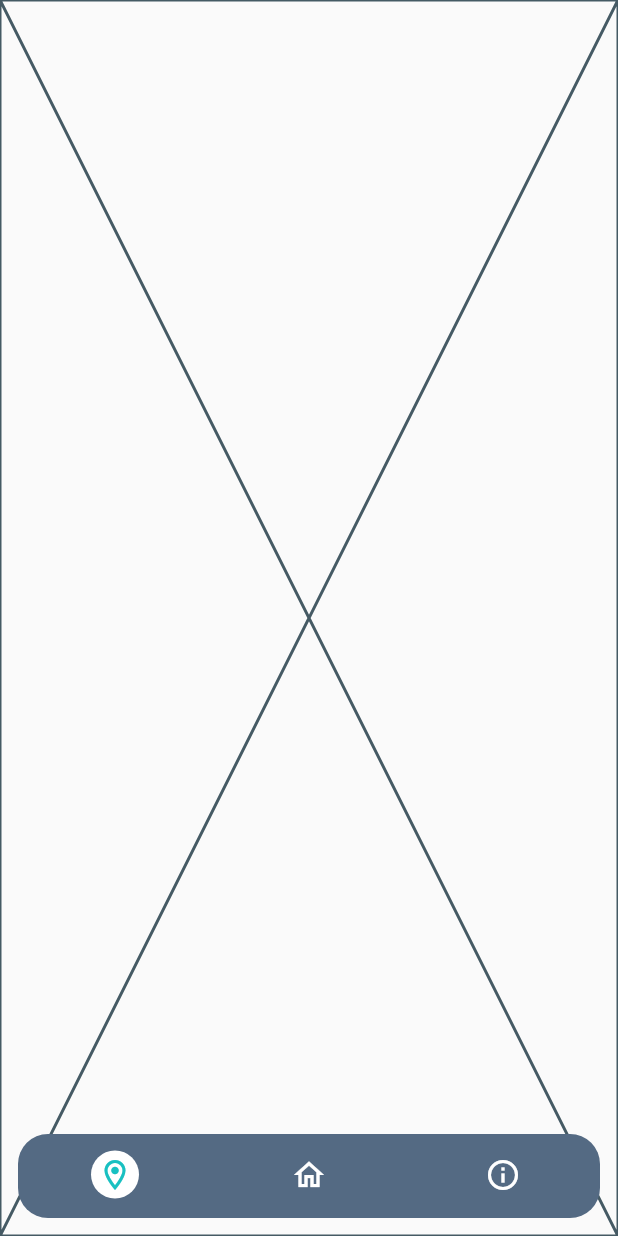
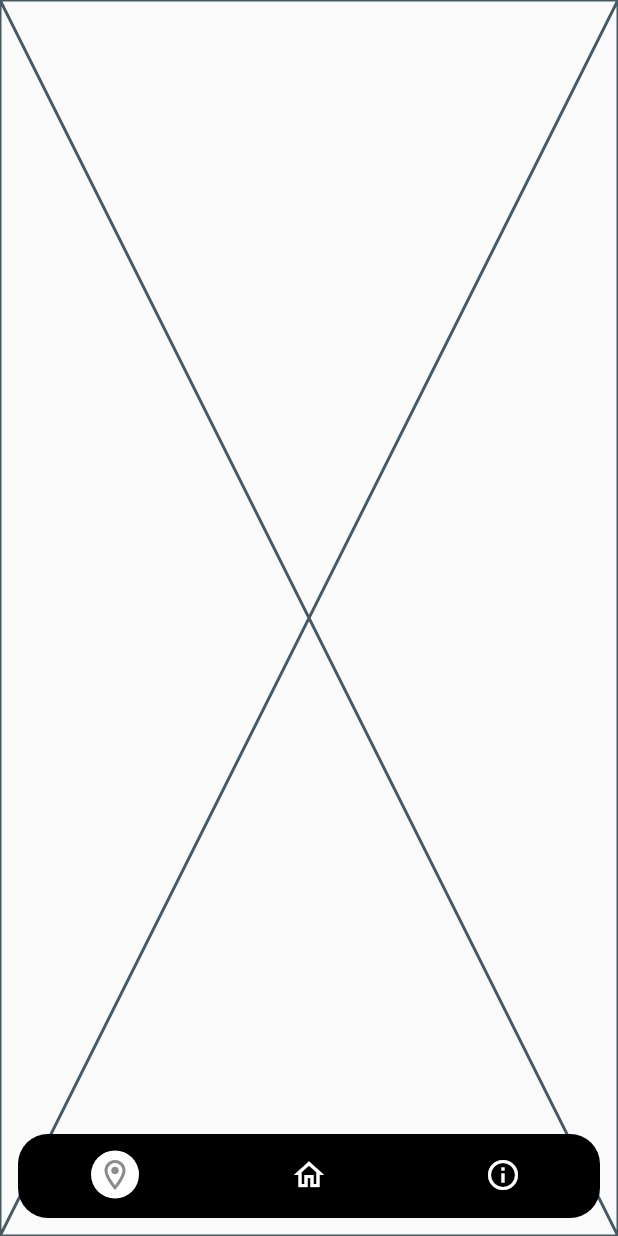
Before and after one commit to erzajuan/wisata_pati, a Flutter app: the screen it shows after launch, on a phone screen of 412 x 824 dp. Run offline on Flutter 3.47's test engine with Material 2 defaults, Android fonts, the phone set to English and light mode, and no system bars; our stand-ins replace bloc, carousel_slider, equatable, flutter_bloc, google_fonts; missing offline and left inert: easy_image_viewer.

Commit message:
Modul: Desain status: selesai ket: 1. change color and colorswatch

```diff
--- a/wisata_pati_app/lib/Template/constant/const_style.dart
+++ b/wisata_pati_app/lib/Template/constant/const_style.dart
@@ -5,8 +5,8 @@ class ConstStyle {
   static heightOfDevice(context) => MediaQuery.of(context).size.height;
   static widthOfDevice(context) => MediaQuery.of(context).size.width;
 
-  static const Color primaryColor = Color(0xff546A83);
-  static const Color secondaryColor = Color(0xff18C0C1);
+  static const Color primaryColor = Colors.black;
+  static const Color secondaryColor = Color(0xff8c8c8c);
   static MaterialColor darkGreySwatch =
       MaterialColor(primaryColor.value, <int, Color>{
     50: primaryColor,
@@ -21,6 +21,19 @@ class ConstStyle {
     900: Colors.blueGrey[700]!,
   });
 
+  static MaterialColor blackSwatch = MaterialColor(Colors.black.value, const <int, Color>{
+    50: Colors.black,
+    100: Colors.black12,
+    200: Colors.black26,
+    300: Colors.black38,
+    400: Colors.black45,
+    500: Colors.black54,
+    600: Colors.black87,
+    700: Colors.black54,
+    800: Colors.black87,
+    900: Colors.black,
+  });
+
   static TextStyle whiteTextStyle({FontWeight? fontWeight, double? fontSize}) =>
       GoogleFonts.workSans(
           color: Colors.white, fontWeight: fontWeight, fontSize: fontSize);
--- a/wisata_pati_app/lib/main.dart
+++ b/wisata_pati_app/lib/main.dart
@@ -28,7 +28,7 @@ class MyApp extends StatelessWidget {
       child: MaterialApp(
         title: 'Wisata Pati',
         theme: ThemeData(
-          primarySwatch: ConstStyle.darkGreySwatch,
+          primarySwatch: ConstStyle.blackSwatch,
         ),
         home: SplashScreen(),
       ),
```
